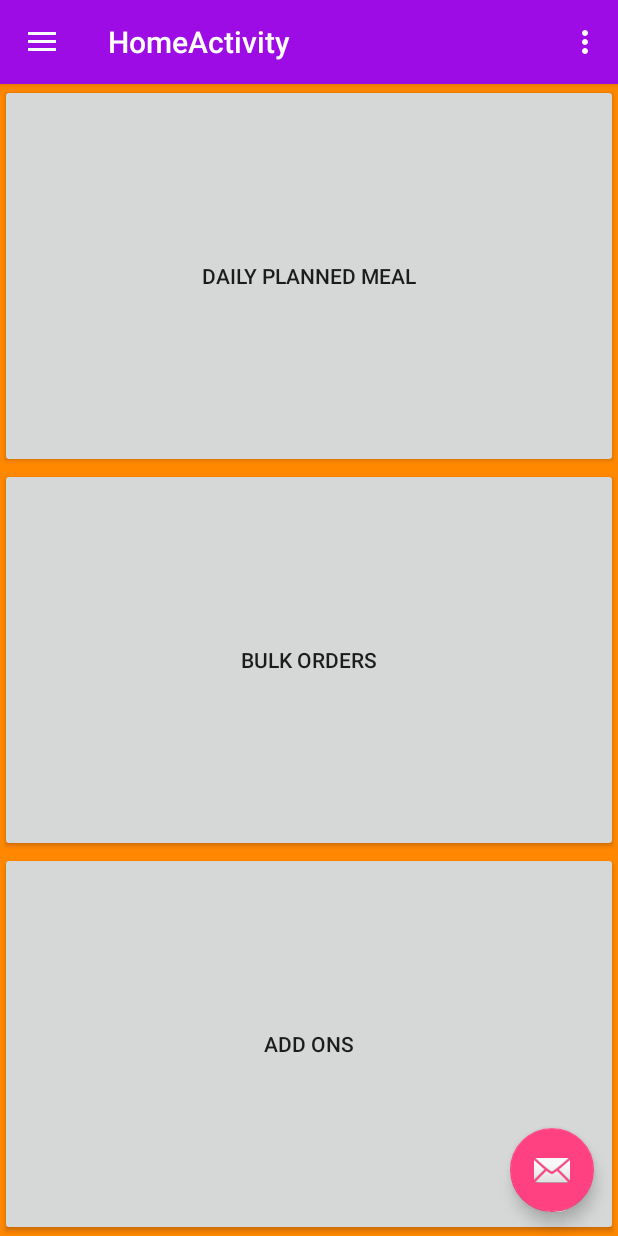
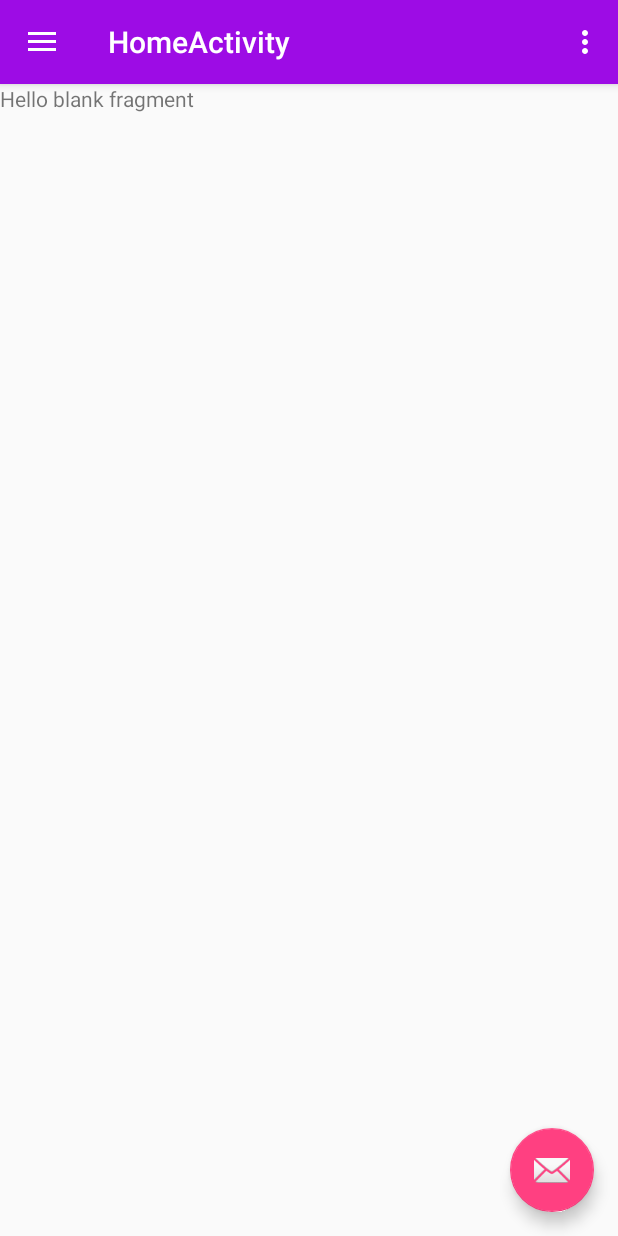
Before and after one commit to LunchBoxAndroid/LUNCHBOX, an Android app: the HomeActivity screen opened directly, with no data from a screen before it, in the side drawer, after a tap on "CONTACT US", on a phone screen of 412 x 824 dp. Run offline under Robolectric (Android 15) with nearby library versions, the phone set to English and light mode, and no system bars; 1 statement that could not run was skipped.

Commit message:
added all blank fragments

```diff
--- a/app/build.gradle
+++ b/app/build.gradle
@@ -25,6 +25,7 @@ dependencies {
     implementation 'com.android.support:design:27.1.1'
     implementation 'com.squareup:android-times-square:1.6.5@aar'
 
+    implementation 'com.android.support:support-v4:27.1.1'
     testImplementation 'junit:junit:4.12'
     androidTestImplementation 'com.android.support.test:runner:1.0.2'
     androidTestImplementation 'com.android.support.test.espresso:espresso-core:3.0.2'
--- a/app/src/main/java/com/lunchbox/lunchbox/HomeActivity.java
+++ b/app/src/main/java/com/lunchbox/lunchbox/HomeActivity.java
@@ -92,18 +92,29 @@ public class HomeActivity extends AppCompatActivity
         Fragment fragment=null;
         int id = item.getItemId();
 
-        if (id == R.id.nav_camera) {
+        if (id == R.id.nav_home) {
+
             fragment=new homeFragment();
-        } else if (id == R.id.nav_gallery) {
 
-        } else if (id == R.id.nav_slideshow) {
+        } else if (id == R.id.nav_reschedule) {
 
-        } else if (id == R.id.nav_manage) {
+            fragment=new rescheduleFragment();
+
+        } else if (id == R.id.nav_record) {
+
+            fragment=new OrderRecordFragment();
+
+        } else if (id == R.id.nav_faq) {
+
+            fragment=new rescheduleFragment();
 
         } else if (id == R.id.nav_share) {
 
-        } else if (id == R.id.nav_send) {
+            fragment=new shareFragment();
 
+        } else if (id == R.id.nav_contact) {
+
+            fragment=new contactFragment();
         }
         if(fragment!=null)
         {
--- /dev/null
+++ b/app/src/main/java/com/lunchbox/lunchbox/contactFragment.java
@@ -0,0 +1,22 @@
+package com.lunchbox.lunchbox;
+
+import android.content.Context;
+import android.net.Uri;
+import android.os.Bundle;
+import android.support.annotation.NonNull;
+import android.support.v4.app.Fragment;
+import android.view.LayoutInflater;
+import android.view.View;
+import android.view.ViewGroup;
+
+
+
+public class contactFragment extends Fragment {
+
+    @Override
+    public View onCreateView(@NonNull LayoutInflater inflater, ViewGroup container,
+                             Bundle savedInstanceState) {
+        // Inflate the layout for this fragment
+        return inflater.inflate(R.layout.fragment_contact, container, false);
+    }
+}
--- /dev/null
+++ b/app/src/main/res/layout/fragment_contact.xml
@@ -0,0 +1,13 @@
+<FrameLayout xmlns:android="http://schemas.android.com/apk/res/android"
+    xmlns:tools="http://schemas.android.com/tools"
+    android:layout_width="match_parent"
+    android:layout_height="match_parent"
+    tools:context="com.lunchbox.lunchbox.contactFragment">
+
+    <!-- TODO: Update blank fragment layout -->
+    <TextView
+        android:layout_width="match_parent"
+        android:layout_height="match_parent"
+        android:text="@string/hello_blank_fragment" />
+
+</FrameLayout>
--- a/app/src/main/res/menu/activity_home_drawer.xml
+++ b/app/src/main/res/menu/activity_home_drawer.xml
@@ -5,19 +5,19 @@
 
     <group android:checkableBehavior="single">
         <item
-            android:id="@+id/nav_camera"
+            android:id="@+id/nav_home"
             android:icon="@drawable/if_home_298794"
             android:title="HOME" />
         <item
-            android:id="@+id/nav_gallery"
+            android:id="@+id/nav_reschedule"
             android:icon="@drawable/ic_menu_manage"
             android:title="RESCHEDULE" />
         <item
-            android:id="@+id/nav_slideshow"
+            android:id="@+id/nav_record"
             android:icon="@drawable/if_checklist_298739"
             android:title="ORDER RECORD" />
         <item
-            android:id="@+id/nav_manage"
+            android:id="@+id/nav_faq"
             android:icon="@drawable/if_book_298731"
             android:title="FAQ" />
             <item
@@ -25,7 +25,7 @@
                 android:icon="@drawable/ic_menu_share"
                 android:title="SHARE" />
             <item
-                android:id="@+id/nav_send"
+                android:id="@+id/nav_contact"
                 android:icon="@drawable/if_flame_298779"
                 android:title="CONTACT US" />
     </group>
--- a/app/src/main/res/values/strings.xml
+++ b/app/src/main/res/values/strings.xml
@@ -11,4 +11,7 @@
     <string name="lunch">Lunch</string>
     <string name="dinner">Dinner</string>
     <string name="meal_type_selection_heading">Select your meal type :</string>
+
+    <!-- TODO: Remove or change this placeholder text -->
+    <string name="hello_blank_fragment">Hello blank fragment</string>
 </resources>
```
Also changed, not shown: app/src/main/java/com/lunchbox/lunchbox/FAQFragment.java (added, +22 -0 lines), app/src/main/java/com/lunchbox/lunchbox/OrderRecordFragment.java (added, +23 -0 lines), app/src/main/java/com/lunchbox/lunchbox/rescheduleFragment.java (added, +22 -0 lines), app/src/main/java/com/lunchbox/lunchbox/shareFragment.java (added, +20 -0 lines), app/src/main/res/layout/fragment_faq.xml (added, +13 -0 lines), app/src/main/res/layout/fragment_order_record.xml (added, +13 -0 lines), app/src/main/res/layout/fragment_reschedule.xml (added, +13 -0 lines), app/src/main/res/layout/fragment_share.xml (added, +13 -0 lines).
